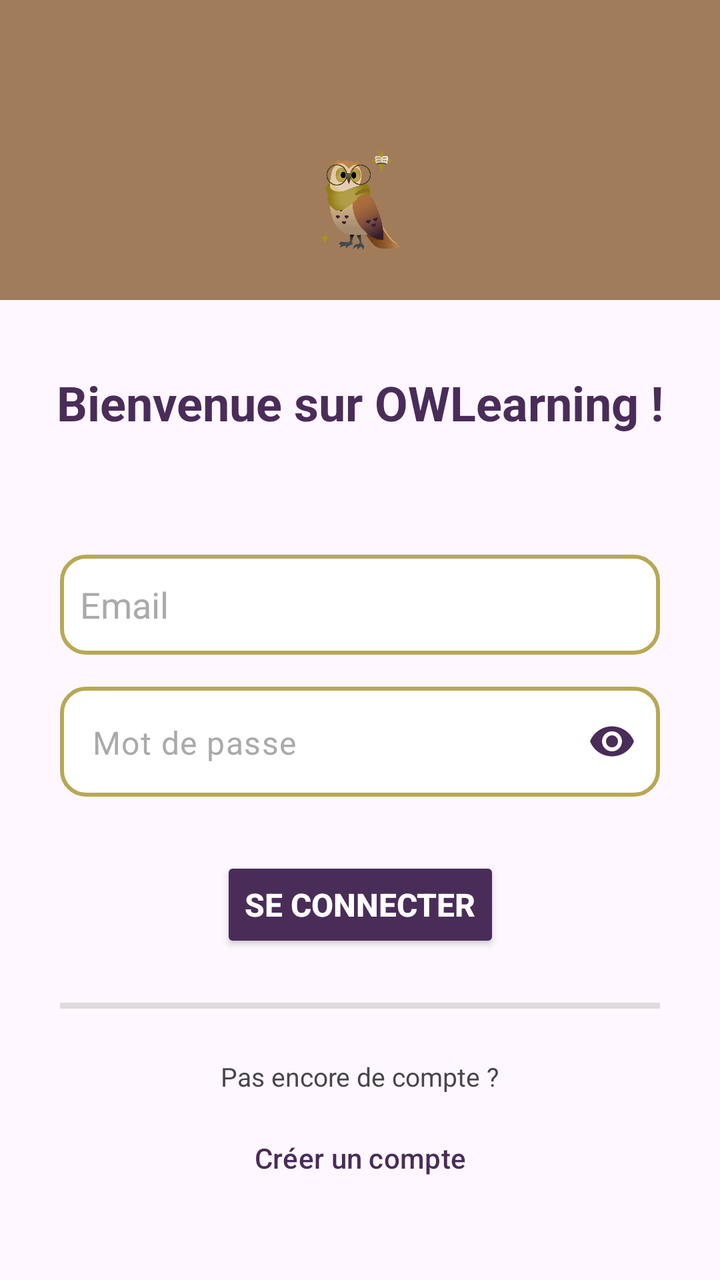
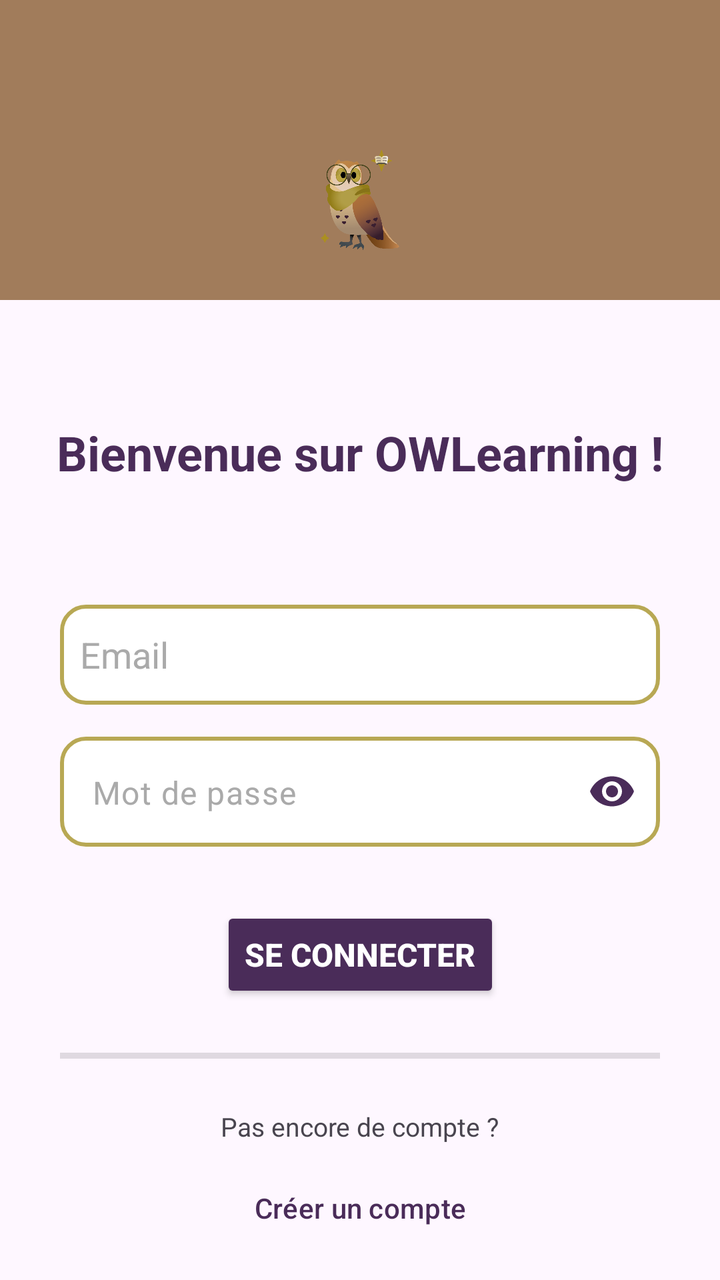

The first picture is an Android layout as it rendered before a commit; the second is the same layout after the commit. The layout source and the unified diff follow.
<!-- AndroidManifest.xml: application theme Theme.OwlLearning -->
<!-- res/layout/activity_connexion.xml -->
<?xml version="1.0" encoding="utf-8"?>
<androidx.constraintlayout.widget.ConstraintLayout
    xmlns:android="http://schemas.android.com/apk/res/android"
    xmlns:tools="http://schemas.android.com/tools"
    xmlns:app="http://schemas.android.com/apk/res-auto"
    android:id="@+id/main"
    android:layout_width="match_parent"
    android:layout_height="match_parent"
    tools:context=".ui.ConnexionActivity">

  <View
    android:id="@+id/fond_entete"
    android:layout_width="match_parent"
    android:layout_height="150dp"
    android:background="@color/marron_owlearning"
    app:layout_constraintTop_toTopOf="parent"
    app:layout_constraintStart_toStartOf="parent"
    app:layout_constraintEnd_toEndOf="parent" />

  <ImageView
      android:id="@+id/logo_app"
      android:layout_width="50dp"
      android:layout_height="50dp"
      android:layout_marginTop="50dp"
      android:contentDescription="@string/logo_owlearning"
      app:layout_constraintBottom_toBottomOf="@+id/fond_entete"
      app:layout_constraintTop_toTopOf="@+id/fond_entete"
      app:layout_constraintEnd_toEndOf="parent"
      app:layout_constraintStart_toStartOf="parent"
      app:srcCompat="@drawable/owl_echarpe" />

  <TextView
      android:id="@+id/titre_connexion"
      android:layout_width="wrap_content"
      android:layout_height="wrap_content"
      android:layout_marginTop="60dp"
      android:text="@string/bienvenue_sur_owlearning"
      android:textSize="24sp"
      android:textStyle="bold"
      android:textColor="@color/violet_owlearning"
      app:layout_constraintEnd_toEndOf="parent"
      app:layout_constraintStart_toStartOf="parent"
    app:layout_constraintTop_toBottomOf="@+id/logo_app" />

  <EditText
      android:id="@+id/edit_email"
      android:layout_width="300dp"
      android:layout_height="50dp"
      android:layout_marginTop="60dp"
      android:background="@drawable/bg_edittext_contour_dore"
      android:hint="@string/email"
      android:textColorHint="@android:color/darker_gray"
      android:inputType="textEmailAddress"
      android:padding="10dp"
      app:layout_constraintEnd_toEndOf="parent"
      app:layout_constraintStart_toStartOf="parent"
      app:layout_constraintTop_toBottomOf="@id/titre_connexion" />

  <com.google.android.material.textfield.TextInputLayout
      android:id="@+id/layout_motdepasse"
      android:layout_width="300dp"
      android:layout_height="wrap_content"
      android:layout_marginTop="16dp"
      app:endIconMode="password_toggle"
      app:hintEnabled="false"
      app:endIconTint="@color/violet_owlearning"
      app:layout_constraintEnd_toEndOf="parent"
      app:layout_constraintStart_toStartOf="parent"
      app:layout_constraintTop_toBottomOf="@+id/edit_email">

    <com.google.android.material.textfield.TextInputEditText
        android:id="@+id/edit_motdepasse"
        android:layout_width="match_parent"
        android:layout_height="55dp"
        android:background="@drawable/bg_edittext_contour_dore"
        android:textColorHint="@android:color/darker_gray"
        android:hint="@string/mot_de_passe"
        android:inputType="textPassword"
        android:paddingStart="16dp"
        android:paddingEnd="48dp"/>
  </com.google.android.material.textfield.TextInputLayout>

  <Button
    android:id="@+id/btn_connexion"
    android:layout_width="wrap_content"
    android:layout_height="wrap_content"
    android:layout_marginTop="30dp"
    android:text="@string/se_connecter"
    android:textSize="16sp"
    android:textStyle="bold"
    android:textColor="@color/white"
    android:backgroundTint="@color/violet_owlearning"
    app:cornerRadius="12dp"
    app:layout_constraintEnd_toEndOf="parent"
    app:layout_constraintStart_toStartOf="parent"
    app:layout_constraintTop_toBottomOf="@id/layout_motdepasse" />

  <ProgressBar
      android:id="@+id/progress_bar"
      android:layout_width="wrap_content"
      android:layout_height="wrap_content"
      android:visibility="gone"
      android:indeterminateTint="@color/violet_owlearning"
      app:layout_constraintBottom_toBottomOf="@id/btn_connexion"
      app:layout_constraintEnd_toEndOf="parent"
      app:layout_constraintStart_toStartOf="parent"
      app:layout_constraintTop_toTopOf="@id/btn_connexion" />

  <View
      android:id="@+id/divider"
      android:layout_width="300dp"
      android:layout_height="3dp"
      android:layout_marginTop="25dp"
      android:background="?android:attr/listDivider"
      app:layout_constraintTop_toBottomOf="@id/btn_connexion"
      app:layout_constraintStart_toStartOf="parent"
      app:layout_constraintEnd_toEndOf="parent" />


  <TextView
      android:id="@+id/textview_pas_de_compte"
      android:layout_width="wrap_content"
      android:layout_height="wrap_content"
      android:layout_marginTop="25dp"
      android:text="@string/pas_encore_de_compte"
      android:textSize="13sp"
      app:layout_constraintEnd_toEndOf="parent"
      app:layout_constraintStart_toStartOf="parent"
      app:layout_constraintTop_toBottomOf="@id/divider" />

  <Button
      android:id="@+id/btn_creer_compte"
      android:layout_width="wrap_content"
      android:layout_height="wrap_content"
      android:layout_marginTop="8dp"
      style="?attr/materialButtonOutlinedStyle"
      android:text="@string/creer_compte"
      android:textColor="@color/violet_owlearning"
      app:strokeColor="@color/violet_owlearning"
      app:layout_constraintEnd_toEndOf="parent"
      app:layout_constraintStart_toStartOf="parent"
      app:layout_constraintTop_toBottomOf="@id/textview_pas_de_compte"/>


</androidx.constraintlayout.widget.ConstraintLayout>
<!-- resources referenced by this layout -->
<resources>
  <color name="marron_owlearning">#A17C5B</color>
  <color name="violet_owlearning">#4A2C59</color>
  <color name="white">#FFFFFFFF</color>
  <!-- drawable bg_edittext_contour_dore (drawable) -->
  <?xml version="1.0" encoding="utf-8"?>
  <shape xmlns:android="http://schemas.android.com/apk/res/android" android:shape="rectangle">
      <solid android:color="@android:color/white" />
      <stroke android:width="2dp" android:color="@color/dore_owlearning" />
      <corners android:radius="12dp" />
  </shape>
  <!-- drawable owl_echarpe: png bitmap (drawable, 69923 bytes) -->
  <string name="bienvenue_sur_owlearning">Bienvenue sur OWLearning !</string>
  <string name="creer_compte">Créer un compte</string>
  <string name="email">Email</string>
  <string name="logo_owlearning">Logo OWLearning</string>
  <string name="mot_de_passe">Mot de passe</string>
  <string name="pas_encore_de_compte">Pas encore de compte ?</string>
  <string name="se_connecter">Se connecter</string>
  <style name="Theme.OwlLearning" parent="Base.Theme.OwlLearning" />
  <color name="dore_owlearning">#B8A854</color>
  <style name="Base.Theme.OwlLearning" parent="Theme.Material3.DayNight.NoActionBar">
          
          
      </style>
</resources>

<!-- the commit's change to res/layout/activity_connexion.xml (unified diff, before → after) -->
@@ -40,7 +40,7 @@
       android:textColor="@color/violet_owlearning"
       app:layout_constraintEnd_toEndOf="parent"
       app:layout_constraintStart_toStartOf="parent"
-    app:layout_constraintTop_toBottomOf="@+id/logo_app" />
+    app:layout_constraintTop_toBottomOf="@+id/fond_entete" />
 
   <EditText
       android:id="@+id/edit_email"
